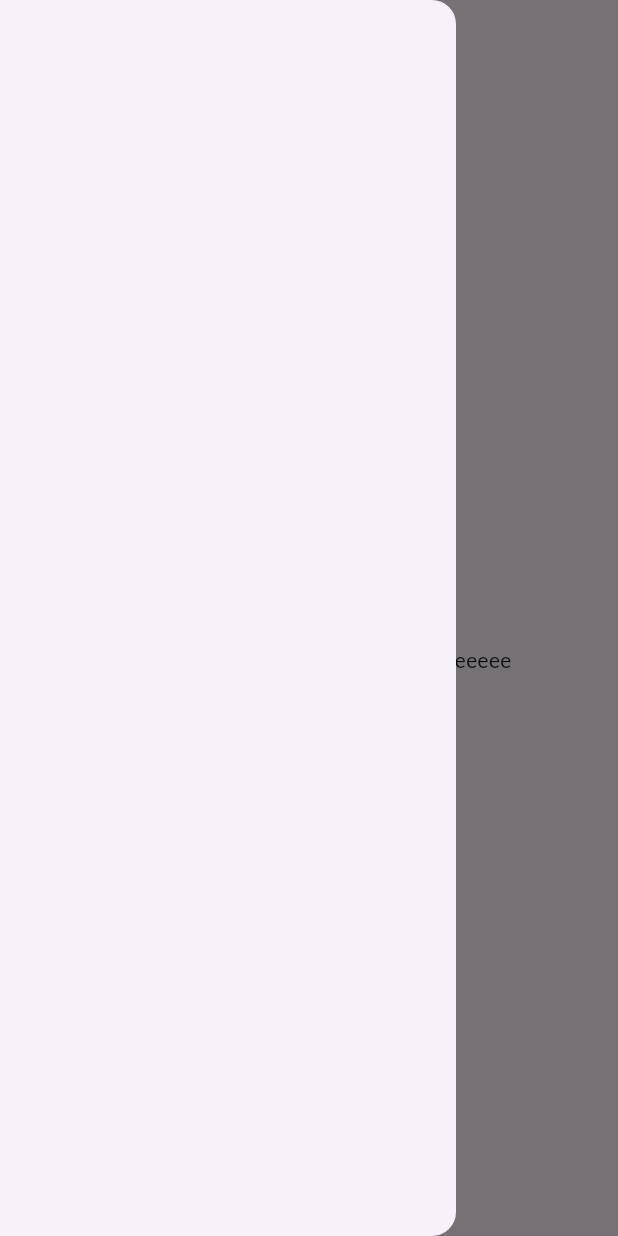
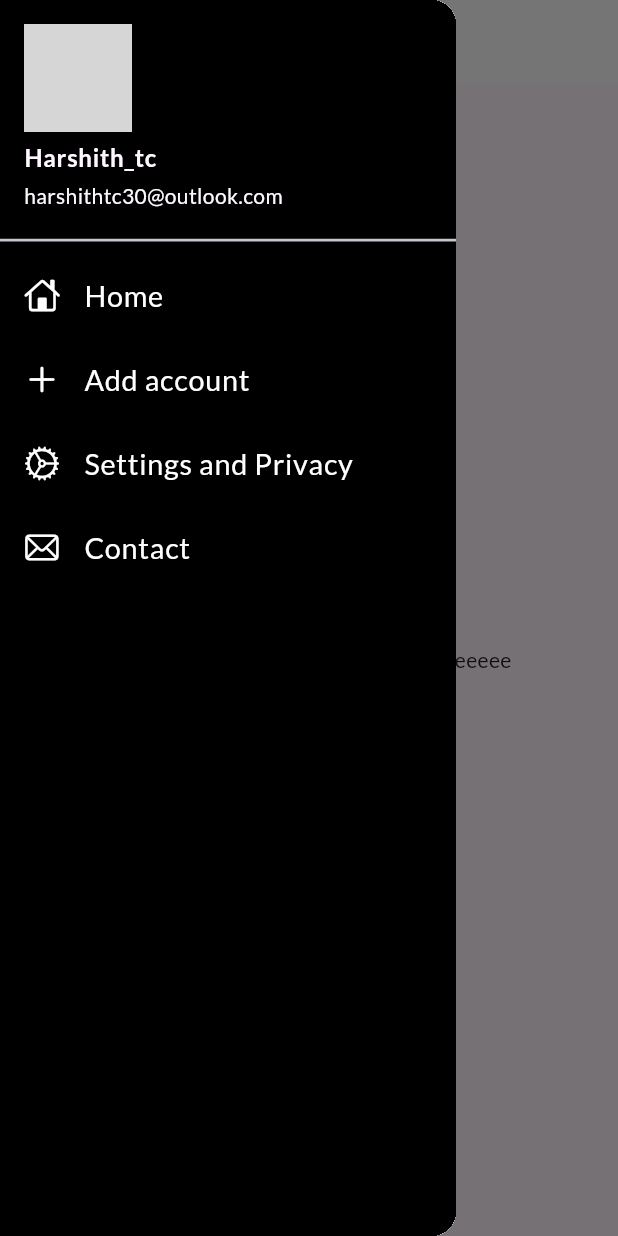
Before and after one commit to harshithtc/catalogapp, a Flutter app: the HomePage screen opened by its route, with the side drawer open, on a phone screen of 412 x 824 dp. Run offline on Flutter 3.47's test engine with Material 3 defaults, Android fonts, the phone set to English and light mode, and no system bars; our stand-ins replace google_fonts; network calls fail; grey boxes are pictures that could not be loaded.

Commit message:
day7 completed, theme extracted

```diff
--- a/lib/pages/home_page.dart
+++ b/lib/pages/home_page.dart
@@ -1,4 +1,5 @@
 import 'package:flutter/material.dart';
+import 'package:flutter_catalog/widgets/drawer.dart';
 
 class HomePage extends StatelessWidget {
   const HomePage({super.key});
@@ -10,7 +11,7 @@ class HomePage extends StatelessWidget {
     return Scaffold(
       appBar: AppBar(title: Text("Catalog App")),
       body: Center(child: Text("welcome to $days days challenge by $name")),
-      drawer: Drawer(),
+      drawer: MyDrawer(),
     );
   }
 }
--- /dev/null
+++ b/lib/widgets/drawer.dart
@@ -0,0 +1,68 @@
+import 'package:flutter/cupertino.dart';
+import 'package:flutter/material.dart';
+
+class MyDrawer extends StatelessWidget {
+  const MyDrawer({super.key});
+
+  @override
+  Widget build(BuildContext context) {
+    final imageUrl =
+        "https://encrypted-tbn0.gstatic.com/images?q=tbn:ANd9GcTW_yJ81MS61kL4oYTzu0HhWcJxQpmzfRopAg&s";
+    return Drawer(
+      child: Container(
+        color: Colors.black,
+        child: ListView(
+          children: [
+            DrawerHeader(
+              padding: EdgeInsets.all(0),
+              child: UserAccountsDrawerHeader(
+                decoration: BoxDecoration(color: Colors.black),
+                margin: EdgeInsets.all(0),
+                accountName: Text(
+                  "Harshith_tc",
+                  style: TextStyle(fontWeight: FontWeight.bold),
+                ),
+                accountEmail: Text("harshithtc30@outlook.com"),
+                currentAccountPicture: CircleAvatar(
+                  backgroundImage: NetworkImage(imageUrl),
+                ),
+              ),
+            ),
+            ListTile(
+              leading: Icon(CupertinoIcons.home, color: Colors.white),
+              title: Text(
+                "Home",
+                textScaler: TextScaler.linear(1.2),
+                style: TextStyle(color: Colors.white),
+              ),
+            ),
+            ListTile(
+              leading: Icon(CupertinoIcons.add, color: Colors.white),
+              title: Text(
+                "Add account",
+                textScaler: TextScaler.linear(1.2),
+                style: TextStyle(color: Colors.white),
+              ),
+            ),
+            ListTile(
+              leading: Icon(CupertinoIcons.settings, color: Colors.white),
+              title: Text(
+                "Settings and Privacy",
+                textScaler: TextScaler.linear(1.2),
+                style: TextStyle(color: Colors.white),
+              ),
+            ),
+            ListTile(
+              leading: Icon(CupertinoIcons.mail, color: Colors.white),
+              title: Text(
+                "Contact",
+                textScaler: TextScaler.linear(1.2),
+                style: TextStyle(color: Colors.white),
+              ),
+            ),
+          ],
+        ),
+      ),
+    );
+  }
+}
--- /dev/null
+++ b/lib/widgets/themes.dart
@@ -0,0 +1,18 @@
+import 'package:flutter/material.dart';
+import 'package:google_fonts/google_fonts.dart';
+
+class MyTheme {
+  static ThemeData lighttheme(BuildContext context) => ThemeData(
+    primarySwatch: Colors.purple,
+    fontFamily: GoogleFonts.lato().fontFamily,
+    appBarTheme: AppBarTheme(
+      color: Colors.white,
+      elevation: 0.0,
+      centerTitle: true,
+      iconTheme: IconThemeData(color: Colors.black),
+      titleTextStyle: Theme.of(context).textTheme.headlineSmall,
+    ),
+  );
+  static ThemeData darkTheme(BuildContext context) =>
+      ThemeData(brightness: Brightness.dark);
+}
```
Also changed, not shown: lib/main.dart (+4 -8 lines), lib/pages/login_page.dart (+45 -25 lines), assets/images/shoppingcart.png (added), assets/images/shoppingcart1.png (added).
